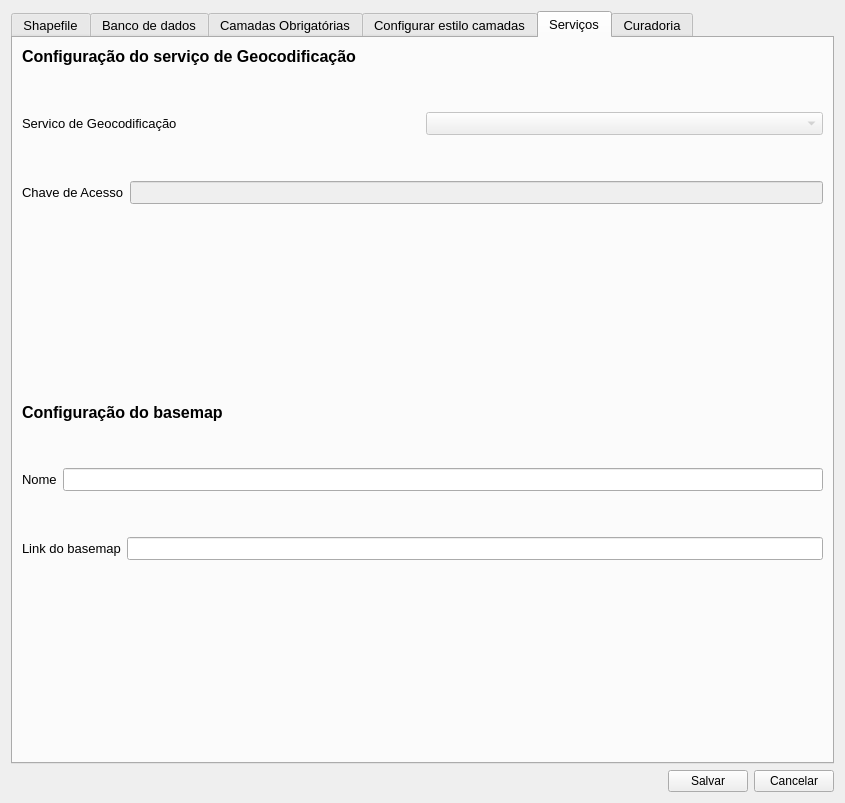
Qt form settings/config_window.ui (spuhub/prisma) before a commit.
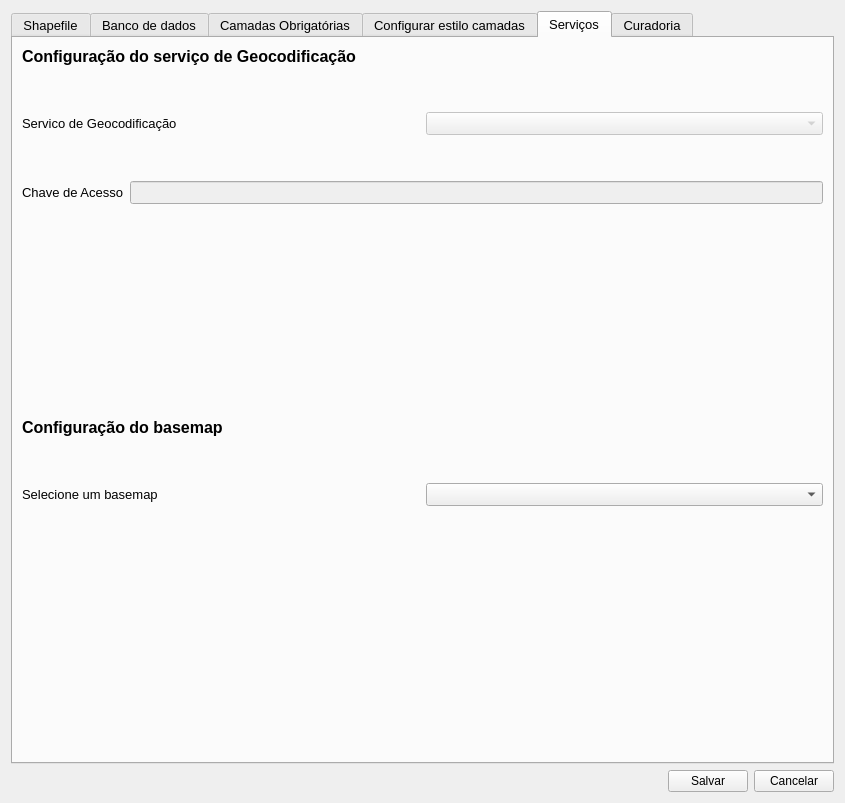
The same form after that commit. The open tabs and pages were chosen to show the change. Icons and pictures are not drawn. Custom widgets are drawn as their Qt base class.

What changed in the file:
```diff
--- a/settings/config_window.ui
+++ b/settings/config_window.ui
@@ -1461,12 +1461,12 @@
            <item>
             <widget class="QLabel" name="label_16">
              <property name="text">
-              <string>Nome</string>
+              <string>Selecione um basemap</string>
              </property>
             </widget>
            </item>
            <item>
-            <widget class="QLineEdit" name="txt_basemap_name"/>
+            <widget class="QComboBox" name="cbx_basemap"/>
            </item>
           </layout>
          </item>
@@ -1497,18 +1497,7 @@
           </spacer>
          </item>
          <item>
-          <layout class="QHBoxLayout" name="horizontalLayout_44">
-           <item>
-            <widget class="QLabel" name="label_17">
-             <property name="text">
-              <string>Link do basemap</string>
-             </property>
-            </widget>
-           </item>
-           <item>
-            <widget class="QLineEdit" name="txt_basemap_link"/>
-           </item>
-          </layout>
+          <layout class="QHBoxLayout" name="horizontalLayout_44"/>
          </item>
         </layout>
        </item>
```
